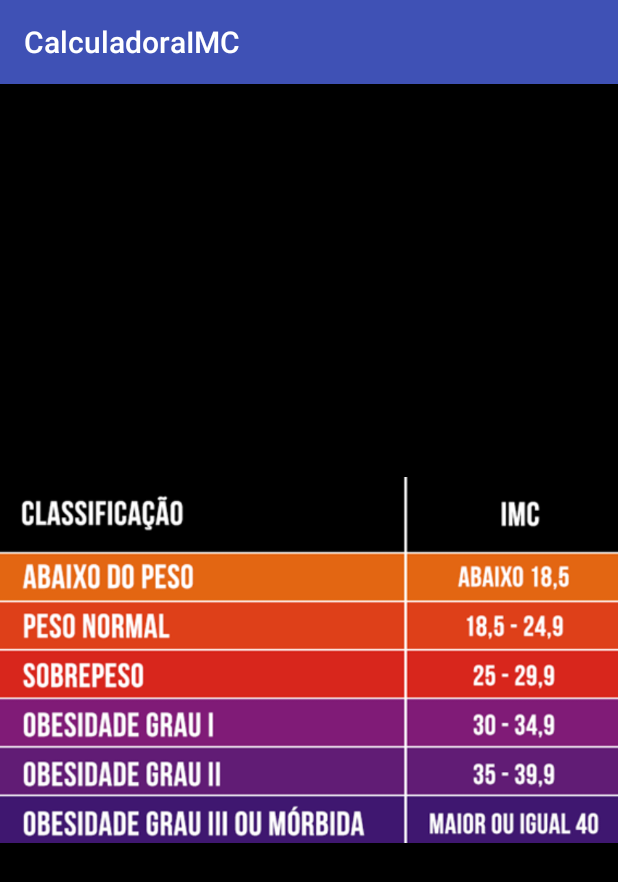
After one commit to douglazm/aula-android-exercicios, an Android app: the TabelaActivity screen opened directly, with no data from a screen before it, on a phone screen of 412 x 824 dp. The commit adds this screen. Shown: the top 882 px of the screen. Run offline under Robolectric (Android 15) with nearby library versions, the phone set to English and light mode, and no system bars.

Commit message:
funcionalidades Calcular, Limpar e Tabela funcionando.

```diff
--- a/CalculadoraIMC/app/src/main/AndroidManifest.xml
+++ b/CalculadoraIMC/app/src/main/AndroidManifest.xml
@@ -16,6 +16,7 @@
                 <category android:name="android.intent.category.LAUNCHER" />
             </intent-filter>
         </activity>
+        <activity android:name=".TabelaActivity"></activity>
     </application>
 
 </manifest>
--- /dev/null
+++ b/CalculadoraIMC/app/src/main/java/com/example/dougl/calculadoraimc/TabelaActivity.java
@@ -0,0 +1,13 @@
+package com.example.dougl.calculadoraimc;
+
+import android.support.v7.app.AppCompatActivity;
+import android.os.Bundle;
+
+public class TabelaActivity extends AppCompatActivity {
+
+    @Override
+    protected void onCreate(Bundle savedInstanceState) {
+        super.onCreate(savedInstanceState);
+        setContentView(R.layout.activity_tabela);
+    }
+}
--- /dev/null
+++ b/CalculadoraIMC/app/src/main/res/layout/activity_tabela.xml
@@ -0,0 +1,20 @@
+<?xml version="1.0" encoding="utf-8"?>
+<android.support.constraint.ConstraintLayout xmlns:android="http://schemas.android.com/apk/res/android"
+    xmlns:app="http://schemas.android.com/apk/res-auto"
+    xmlns:tools="http://schemas.android.com/tools"
+    android:layout_width="match_parent"
+    android:layout_height="match_parent"
+    tools:context="com.example.dougl.calculadoraimc.TabelaActivity">
+
+    <ImageView
+        android:id="@+id/imageView"
+        android:layout_width="wrap_content"
+        android:layout_height="0dp"
+        android:background="@android:color/black"
+        android:contentDescription="@string/tbIMC"
+        app:layout_constraintBottom_toBottomOf="parent"
+        app:layout_constraintEnd_toEndOf="parent"
+        app:layout_constraintStart_toStartOf="parent"
+        app:layout_constraintTop_toTopOf="parent"
+        app:srcCompat="@drawable/tabela_imc" />
+</android.support.constraint.ConstraintLayout>
```
Also changed, not shown: CalculadoraIMC/app/src/main/java/com/example/dougl/calculadoraimc/CalculadoraIMC.java (+135 -0 lines), CalculadoraIMC/app/src/main/res/layout/activity_calculadora_imc.xml (+12 -18 lines), CalculadoraIMC/app/src/main/res/values/strings.xml (+9 -0 lines), CalculadoraIMC/app/src/main/res/drawable/tabela_imc.png (added).
